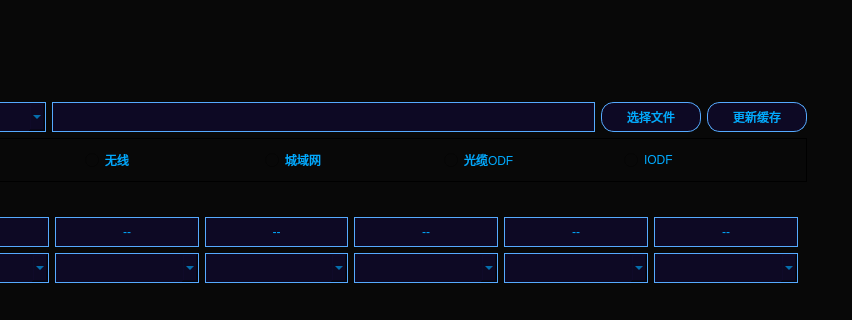
This is main.ui in sysuwyc09/aggrHouse as Qt 5 draws it before an edit; both pictures show x 149 to 1001 and y 139 to 459 of the 1001 by 616 pixel window. The edited form follows.
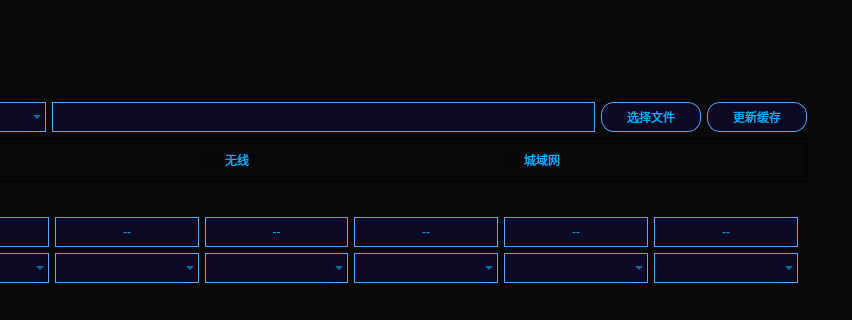
This is the edited form. The open tabs and pages were chosen to show the change. Icons and pictures are not drawn. Custom widgets are drawn as their Qt base class.

Diff of the .ui file:
```diff
--- a/main.ui
+++ b/main.ui
@@ -1453,26 +1453,6 @@
                 </property>
                </widget>
               </item>
-              <item>
-               <widget class="QRadioButton" name="odf_qb">
-                <property name="styleSheet">
-                 <string notr="true">color: rgb(0, 170, 255);</string>
-                </property>
-                <property name="text">
-                 <string>光缆ODF</string>
-                </property>
-               </widget>
-              </item>
-              <item>
-               <widget class="QRadioButton" name="iodf_qb">
-                <property name="styleSheet">
-                 <string notr="true">color: rgb(0, 170, 255);</string>
-                </property>
-                <property name="text">
-                 <string>IODF</string>
-                </property>
-               </widget>
-              </item>
              </layout>
             </widget>
            </item>
```
Left out of the diff: 2 changed lines with no effect on the pictures.
